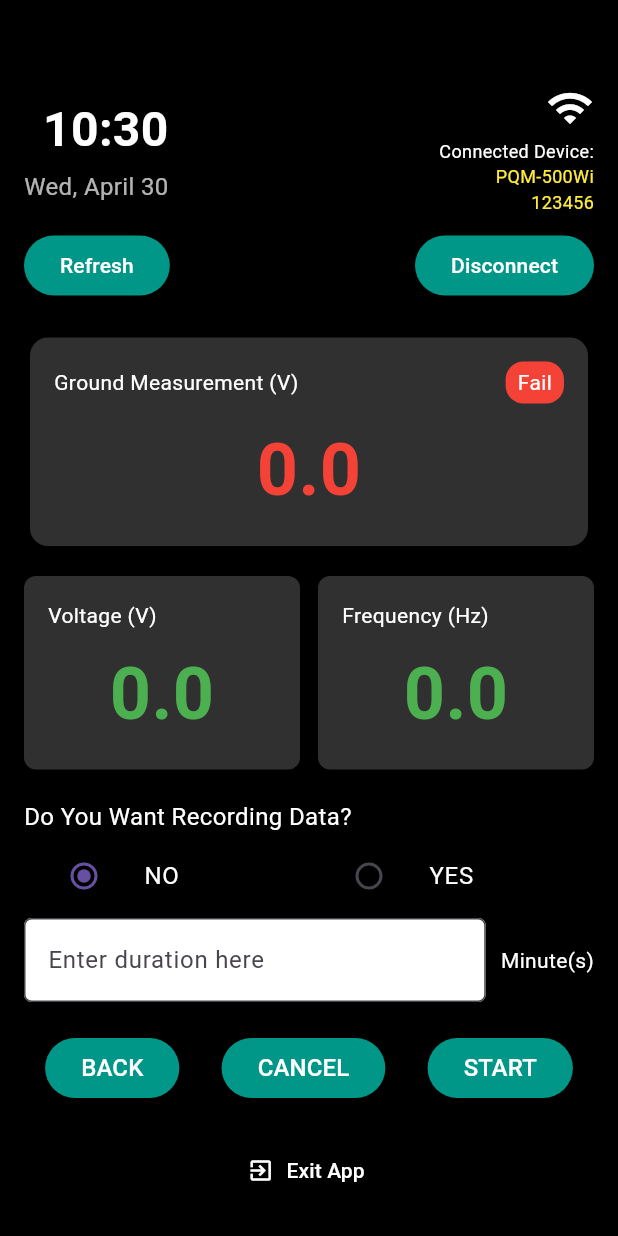
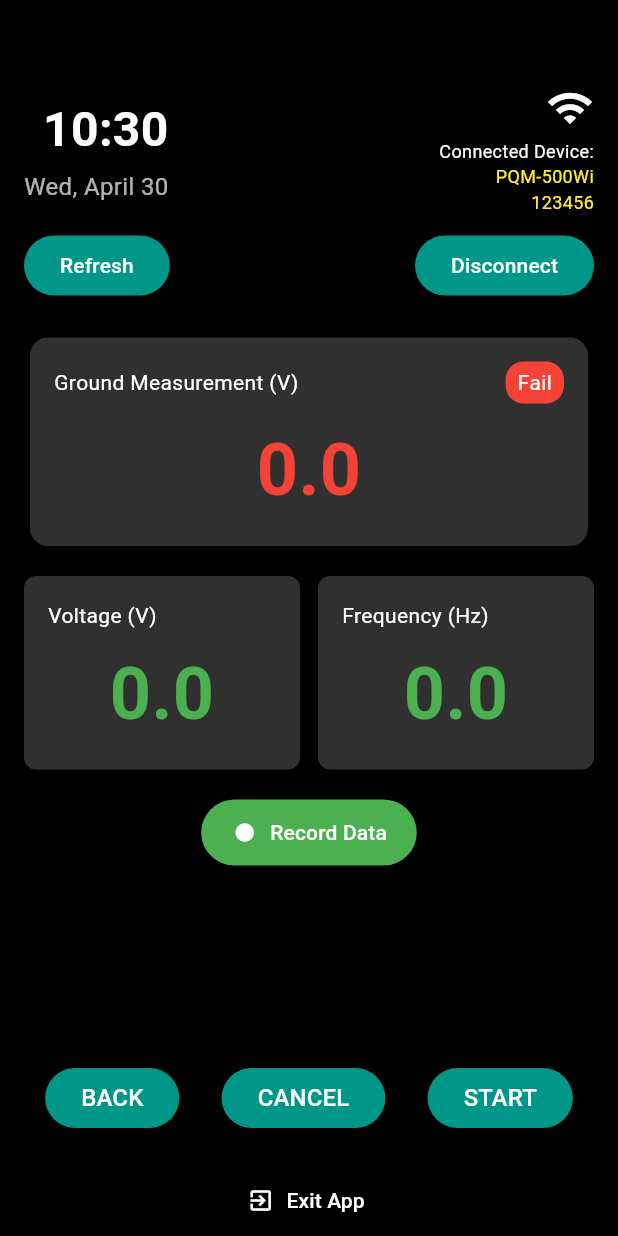
Before and after one commit to YendiOktavianto/pqm_wifi_ap, a Flutter app: the MeasurementPage screen opened directly, on a phone screen of 412 x 824 dp. Run offline on Flutter 3.47's test engine with Material 3 defaults, Android fonts, the light colour scheme and no system bars; our stand-ins replace google_fonts; missing offline and left inert: android_intent_plus, app_settings, wifi_iot.

Commit message:
Create Record button and Ground not Connected Feature

```diff
--- a/lib/views/measurement_page.dart
+++ b/lib/views/measurement_page.dart
@@ -26,6 +26,7 @@ class _MeasurementPageState extends State<MeasurementPage> {
   Color groundStatusColor = Colors.red;
   String voltageValue = "0.0";
   String frequencyValue = "0.0";
+  int mode = 2;
 
   @override
   void initState() {
@@ -43,8 +44,21 @@ class _MeasurementPageState extends State<MeasurementPage> {
         num ground = (data['ground'] ?? 0.0);
         num voltage = (data['voltage'] ?? 0);
         num frequency = (data['frequency'] ?? 0);
+        int receivedMode = data['mode'] ?? 0;
 
         setState(() {
+          groundValue = ground.toStringAsFixed(1);
+          voltageValue = voltage.toString();
+          frequencyValue = frequency.toString();
+          mode = receivedMode;
+
+          if (mode == 3) {
+            groundValue = "GROUND NOT CONNECTED";
+            groundStatus = "Fail";
+            groundStatusColor = Colors.red;
+            voltageValue = "---";
+            frequencyValue = "---";
+          } else {
             groundValue = ground.toStringAsFixed(1);
             voltageValue = voltage.toString();
             frequencyValue = frequency.toString();
@@ -55,6 +69,7 @@ class _MeasurementPageState extends State<MeasurementPage> {
             } else {
               groundStatus = "Pass";
               groundStatusColor = Colors.green;
+            }
           }
         });
       } else {
@@ -69,12 +84,16 @@ class _MeasurementPageState extends State<MeasurementPage> {
   Widget build(BuildContext context) {
     return Scaffold(
       backgroundColor: Colors.black,
-      body: SingleChildScrollView(
+      body: SafeArea(
+        child: Column(
+          children: [
+            Expanded(
+              child: SingleChildScrollView(
                 padding: const EdgeInsets.all(16.0),
                 child: Column(
                   crossAxisAlignment: CrossAxisAlignment.stretch,
                   children: [
-            SizedBox(height: 40),
+                    const SizedBox(height: 40),
                     Row(
                       mainAxisAlignment: MainAxisAlignment.spaceBetween,
                       children: [DateTimeDisplay(), DeviceInfoColumn()],
@@ -110,62 +129,47 @@ class _MeasurementPageState extends State<MeasurementPage> {
                       frequencyValue: frequencyValue,
                     ),
                     const SizedBox(height: 20),
-            const Text(
-              'Do You Want Recording Data?',
-              style: TextStyle(color: Colors.white, fontSize: 16),
+                    Center(
+                      child: ElevatedButton.icon(
+                        onPressed: () {
+                          setState(() {
+                            isRecording = !isRecording;
+                          });
+                        },
+                        icon: Icon(
+                          isRecording
+                              ? Icons.stop_circle
+                              : Icons.fiber_manual_record,
+                          color: Colors.white,
                         ),
-            Row(
-              mainAxisAlignment: MainAxisAlignment.start,
-              children: [
-                Expanded(
-                  child: ListTile(
-                    title: const Text(
-                      'NO',
-                      style: TextStyle(color: Colors.white),
+                        label: Text(
+                          isRecording ? 'Stop Recording Data' : 'Record Data',
+                          style: const TextStyle(color: Colors.white),
                         ),
-                    leading: Radio<bool>(
-                      value: false,
-                      groupValue: isRecording,
-                      onChanged:
-                          (bool? value) => setState(() => isRecording = value!),
+                        style: ElevatedButton.styleFrom(
+                          backgroundColor:
+                              isRecording ? Colors.red : Colors.green,
+                          padding: const EdgeInsets.symmetric(
+                            horizontal: 20,
+                            vertical: 12,
                           ),
+                          shape: RoundedRectangleBorder(
+                            borderRadius: BorderRadius.circular(30),
                           ),
-                ),
-                Expanded(
-                  child: ListTile(
-                    title: const Text(
-                      'YES',
-                      style: TextStyle(color: Colors.white),
-                    ),
-                    leading: Radio<bool>(
-                      value: true,
-                      groupValue: isRecording,
-                      onChanged:
-                          (bool? value) => setState(() => isRecording = value!),
+                          minimumSize: Size.zero,
+                          tapTargetSize: MaterialTapTargetSize.shrinkWrap,
                         ),
                       ),
                     ),
                   ],
                 ),
-            Row(
-              children: [
-                Expanded(
-                  child: TextField(
-                    decoration: InputDecoration(
-                      hintText: 'Enter duration here',
-                      filled: true,
-                      fillColor: Colors.white,
-                      border: OutlineInputBorder(
-                        borderRadius: BorderRadius.circular(5),
               ),
             ),
-                  ),
-                ),
-                const SizedBox(width: 10),
-                const Text("Minute(s)", style: TextStyle(color: Colors.white)),
-              ],
-            ),
-            const SizedBox(height: 20),
+            Padding(
+              padding: const EdgeInsets.symmetric(horizontal: 16.0),
+              child: Column(
+                children: [
+                  const SizedBox(height: 10),
                   Row(
                     mainAxisAlignment: MainAxisAlignment.spaceAround,
                     children: [
@@ -197,6 +201,9 @@ class _MeasurementPageState extends State<MeasurementPage> {
                 ],
               ),
             ),
+          ],
+        ),
+      ),
     );
   }
 
--- a/lib/widgets/measurement_display.dart
+++ b/lib/widgets/measurement_display.dart
@@ -60,7 +60,7 @@ class MeasurementDisplay extends StatelessWidget {
                     groundValue,
                     style: TextStyle(
                       color: groundStatusColor,
-                      fontSize: 48,
+                      fontSize: groundValue.length > 10 ? 27 : 48,
                       fontWeight: FontWeight.bold,
                     ),
                   ),
```
Lines whose indentation alone changed are shown as unchanged.
